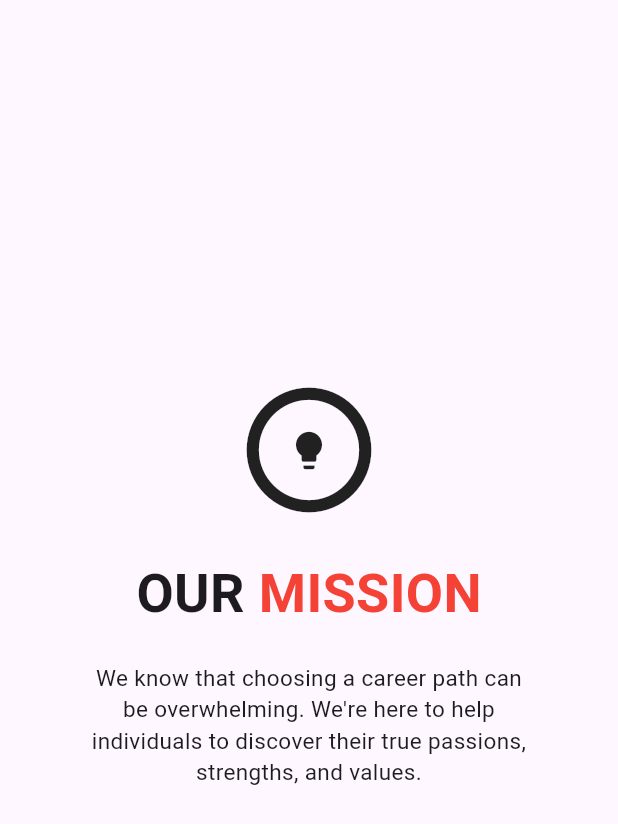
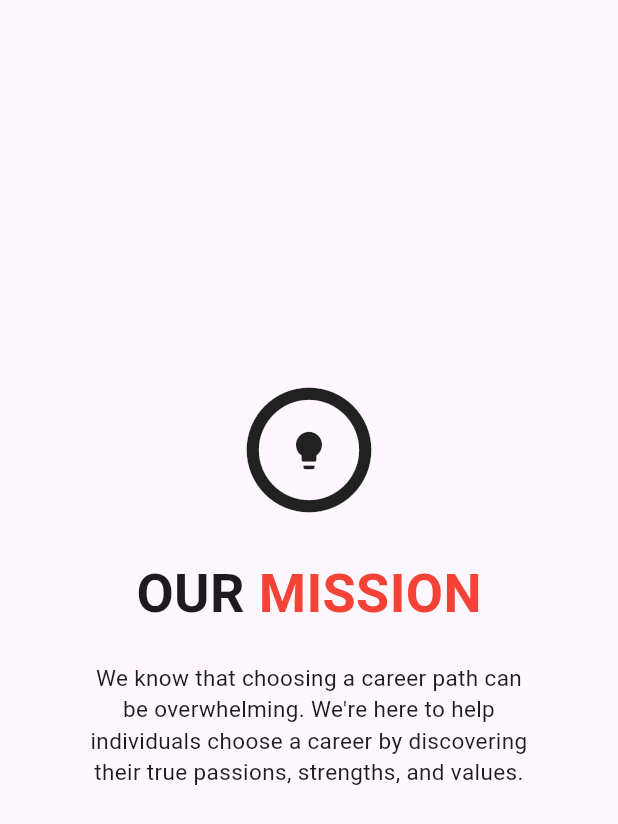
Before and after one commit to waffleprinter/BrebeufHX, a Flutter app: the MissionPage screen opened directly, on a phone screen of 412 x 824 dp. Shown: the top 824 px of the screen. Run offline on Flutter 3.47's test engine with Material 3 defaults, Android fonts, the phone set to English and light mode, and no system bars; our stand-ins replace google_nav_bar, shared_preferences; accounts and stored records are empty.

Commit message:
edited text

```diff
--- a/lib/pages/mission_page.dart
+++ b/lib/pages/mission_page.dart
@@ -58,8 +58,8 @@ class _MissionPageState extends State<MissionPage> {
                   // ),
                   child: Text(
                     "We know that choosing a career path can be overwhelming. "
-                        "We're here to help individuals to discover their "
-                        "true passions, strengths, and values.",
+                        "We're here to help individuals choose a career by "
+                        "discovering their true passions, strengths, and values.",
                     style: TextStyle(
                       fontSize: 15,
                     ),
```
